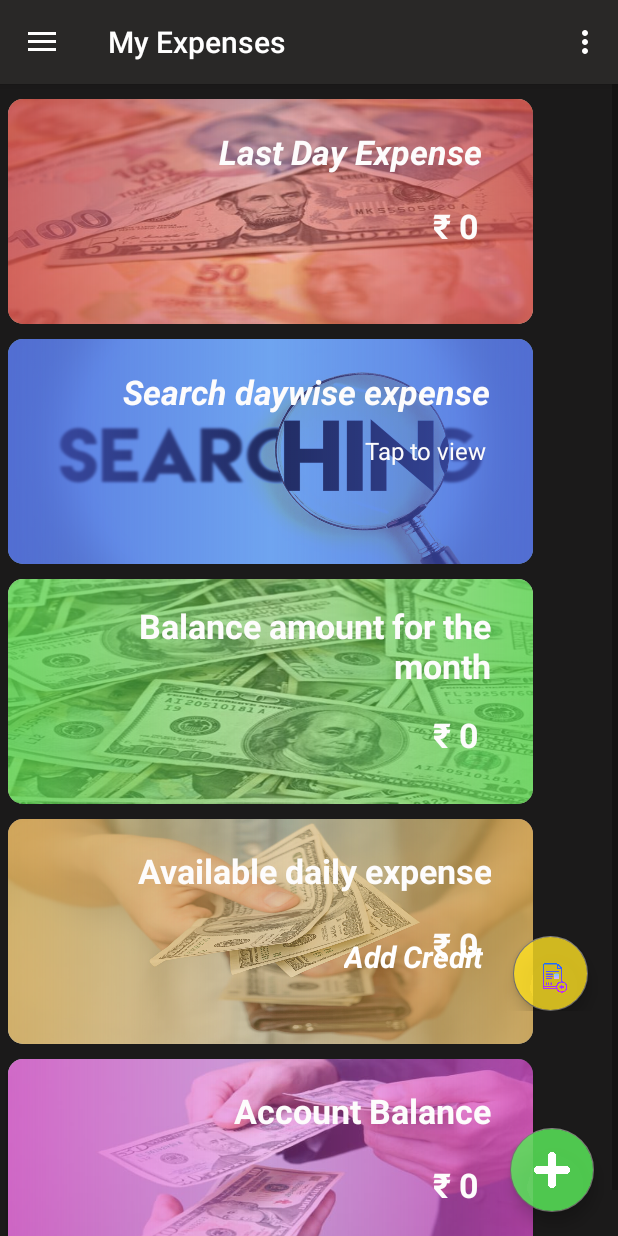
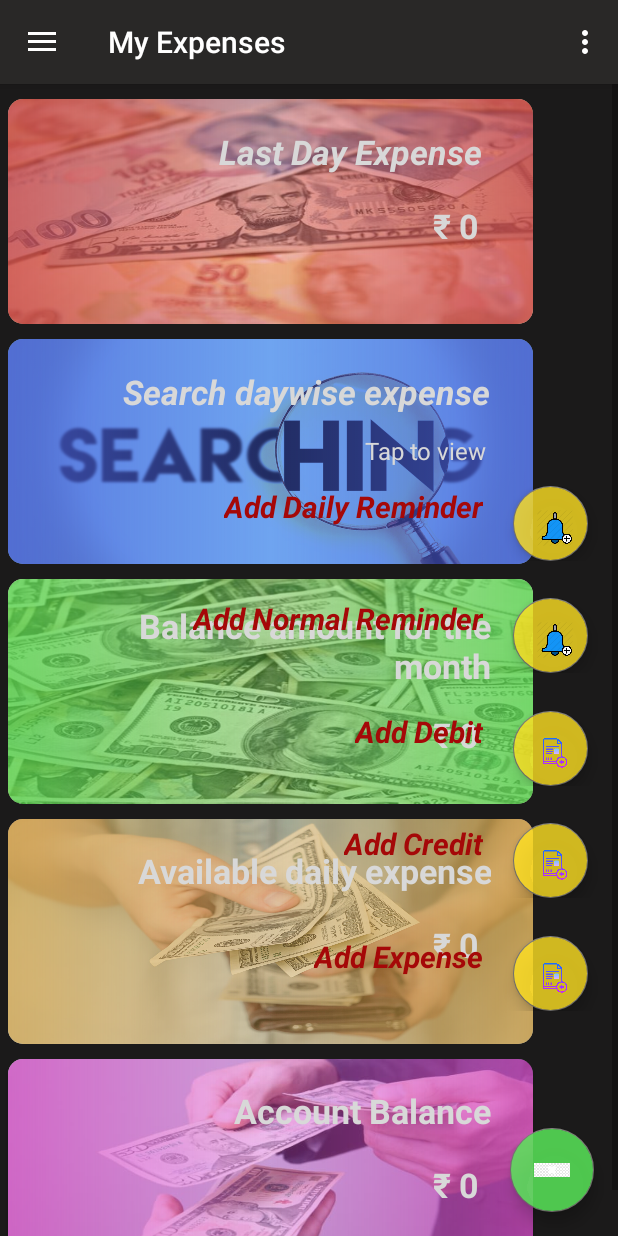
Before and after one commit to vimal97/Jarvis, an Android app: the dashboard screen opened directly, with no data from a screen before it, in the side drawer, after a tap on "My Expenses", on a phone screen of 412 x 824 dp. Run offline under Robolectric (Android 15) with nearby library versions, the phone set to English and light mode, and no system bars; our stand-ins replace navigation-ui.

Commit message:
Floating buttons added

```diff
--- a/app/src/main/java/com/example/jarvis/dashboard.kt
+++ b/app/src/main/java/com/example/jarvis/dashboard.kt
@@ -2,7 +2,10 @@ package com.example.jarvis
 
 //import android.R
 
+import android.content.res.ColorStateList
+import android.graphics.Color
 import android.os.Bundle
+import android.os.Handler
 import android.preference.PreferenceManager
 import android.view.Menu
 import android.view.View
@@ -10,6 +13,7 @@ import android.widget.LinearLayout
 import android.widget.Toast
 import androidx.appcompat.app.AppCompatActivity
 import androidx.appcompat.widget.Toolbar
+import androidx.core.content.ContextCompat
 import androidx.drawerlayout.widget.DrawerLayout
 import androidx.navigation.findNavController
 import androidx.navigation.ui.AppBarConfiguration
@@ -24,7 +28,12 @@ import org.json.JSONObject
 @Suppress("DEPRECATION")
 class dashboard : AppCompatActivity() {
 
+    private lateinit var fab: FloatingActionButton
     private lateinit var fab1: LinearLayout
+    private lateinit var fab2: LinearLayout
+    private lateinit var fab3: LinearLayout
+    private lateinit var fab4: LinearLayout
+    private lateinit var fab5: LinearLayout
     private var isFABOpen: Boolean = false
 
     private lateinit var appBarConfiguration: AppBarConfiguration
@@ -33,11 +42,15 @@ class dashboard : AppCompatActivity() {
         super.onCreate(savedInstanceState)
         setContentView(R.layout.activity_dashboard)
         fab1 = findViewById<LinearLayout>(R.id.add_credit_menu)
+        fab2 = findViewById<LinearLayout>(R.id.add_credit_menu_1)
+        fab3 = findViewById<LinearLayout>(R.id.add_credit_menu_2)
+        fab4 = findViewById<LinearLayout>(R.id.add_credit_menu_3)
+        fab5 = findViewById<LinearLayout>(R.id.add_credit_menu_4)
         val toolbar: Toolbar = findViewById(R.id.toolbar)
         setSupportActionBar(toolbar)
 
 
-        val fab: FloatingActionButton = findViewById(R.id.fab_main)
+        fab = findViewById<FloatingActionButton>(R.id.fab_main)
         fab.setOnClickListener { view ->
             if (!isFABOpen) {
                 showFABMenu()
@@ -67,14 +80,37 @@ class dashboard : AppCompatActivity() {
     //functions to handle floating button actions
     private fun showFABMenu(): Unit {
         isFABOpen = true
+        //change button color to red
+        fab.setImageResource(R.drawable.close)
         fab1.visibility = View.VISIBLE
+        fab2.visibility = View.VISIBLE
+        fab3.visibility = View.VISIBLE
+        fab4.visibility = View.VISIBLE
+        fab5.visibility = View.VISIBLE
         fab1.animate().translationY((-90).toFloat())
+        fab2.animate().translationY((-135).toFloat())
+        fab3.animate().translationY((-180).toFloat())
+        fab4.animate().translationY((-225).toFloat())
+        fab5.animate().translationY((-270).toFloat())
     }
 
     private fun closeFABMenu() {
         isFABOpen = false
-        fab1.animate().translationY(0F)
-        fab1.visibility = View.GONE
+        //change button color to normal
+        fab.setImageResource(R.drawable.plus)
+        fab5.animate().translationY(270F)
+        fab4.animate().translationY(225F)
+        fab3.animate().translationY(180F)
+        fab2.animate().translationY(135F)
+        fab1.animate().translationY(90F)
+
+        Handler().postDelayed({
+            fab5.visibility = View.GONE
+            fab4.visibility = View.GONE
+            fab3.visibility = View.GONE
+            fab2.visibility = View.GONE
+            fab1.visibility = View.GONE
+        }, 200)
     }
 
     override fun onCreateOptionsMenu(menu: Menu): Boolean {
--- a/app/src/main/res/layout/app_bar_dashboard.xml
+++ b/app/src/main/res/layout/app_bar_dashboard.xml
@@ -37,6 +37,146 @@
 
 
     <LinearLayout
+        android:id="@+id/add_credit_menu_4"
+        android:layout_width="wrap_content"
+        android:paddingTop="20dp"
+        android:layout_height="70dp"
+        android:layout_gravity="bottom|end"
+        android:layout_marginBottom="270dp"
+        android:orientation="horizontal"
+        android:visibility="gone"
+        >
+
+        <TextView
+            android:layout_width="wrap_content"
+            android:layout_height="wrap_content"
+            android:text="Add Daily Reminder"
+            android:layout_gravity="right"
+            android:textColor="@color/floating_menu"
+            android:textStyle="bold|italic"
+            android:textSize="20dp"
+            android:layout_marginTop="10dp"
+            android:layout_marginRight="20dp"
+            ></TextView>
+
+        <com.google.android.material.floatingactionbutton.FloatingActionButton
+            android:id="@+id/fab5"
+            android:layout_width="50dp"
+            android:layout_height="50dp"
+            android:layout_gravity="bottom|right"
+            android:backgroundTint="@color/floating_button_secondary"
+            android:layout_marginRight="20dp"
+            android:src="@drawable/plus_2"
+            tools:ignore="RtlCompat" />
+
+    </LinearLayout>
+
+    <LinearLayout
+        android:id="@+id/add_credit_menu_3"
+        android:layout_width="wrap_content"
+        android:paddingTop="20dp"
+        android:layout_height="70dp"
+        android:layout_gravity="bottom|end"
+        android:layout_marginBottom="225dp"
+        android:orientation="horizontal"
+        android:visibility="gone"
+        >
+
+        <TextView
+            android:layout_width="wrap_content"
+            android:layout_height="wrap_content"
+            android:text="Add Normal Reminder"
+            android:layout_gravity="right"
+            android:textColor="@color/floating_menu"
+            android:textStyle="bold|italic"
+            android:textSize="20dp"
+            android:layout_marginTop="10dp"
+            android:layout_marginRight="20dp"
+            ></TextView>
+
+        <com.google.android.material.floatingactionbutton.FloatingActionButton
+            android:id="@+id/fab4"
+            android:layout_width="50dp"
+            android:layout_height="50dp"
+            android:layout_gravity="bottom|right"
+            android:backgroundTint="@color/floating_button_secondary"
+            android:layout_marginRight="20dp"
+            android:src="@drawable/plus_2"
+            tools:ignore="RtlCompat" />
+
+    </LinearLayout>
+
+    <LinearLayout
+        android:id="@+id/add_credit_menu_2"
+        android:layout_width="wrap_content"
+        android:paddingTop="20dp"
+        android:layout_height="70dp"
+        android:layout_gravity="bottom|end"
+        android:layout_marginBottom="180dp"
+        android:orientation="horizontal"
+        android:visibility="gone"
+        >
+
+        <TextView
+            android:layout_width="wrap_content"
+            android:layout_height="wrap_content"
+            android:text="Add Debit"
+            android:layout_gravity="right"
+            android:textColor="@color/floating_menu"
+            android:textStyle="bold|italic"
+            android:textSize="20dp"
+            android:layout_marginTop="10dp"
+            android:layout_marginRight="20dp"
+            ></TextView>
+
+        <com.google.android.material.floatingactionbutton.FloatingActionButton
+            android:id="@+id/fab3"
+            android:layout_width="50dp"
+            android:layout_height="50dp"
+            android:layout_gravity="bottom|right"
+            android:backgroundTint="@color/floating_button_secondary"
+            android:layout_marginRight="20dp"
+            android:src="@drawable/plus_1"
+            tools:ignore="RtlCompat" />
+
+    </LinearLayout>
+
+    <LinearLayout
+        android:id="@+id/add_credit_menu_1"
+        android:layout_width="wrap_content"
+        android:paddingTop="20dp"
+        android:layout_height="70dp"
+        android:layout_gravity="bottom|end"
+        android:layout_marginBottom="135dp"
+        android:orientation="horizontal"
+        android:visibility="gone"
+        >
+
+        <TextView
+            android:layout_width="wrap_content"
+            android:layout_height="wrap_content"
+            android:text="Add Credit"
+            android:layout_gravity="right"
+            android:textColor="@color/floating_menu"
+            android:textStyle="bold|italic"
+            android:textSize="20dp"
+            android:layout_marginTop="10dp"
+            android:layout_marginRight="20dp"
+            ></TextView>
+
+        <com.google.android.material.floatingactionbutton.FloatingActionButton
+            android:id="@+id/fab2"
+            android:layout_width="50dp"
+            android:layout_height="50dp"
+            android:layout_gravity="bottom|right"
+            android:backgroundTint="@color/floating_button_secondary"
+            android:layout_marginRight="20dp"
+            android:src="@drawable/plus_1"
+            tools:ignore="RtlCompat" />
+
+    </LinearLayout>
+
+    <LinearLayout
         android:id="@+id/add_credit_menu"
         android:layout_width="wrap_content"
         android:paddingTop="20dp"
@@ -49,7 +189,7 @@
         <TextView
             android:layout_width="wrap_content"
             android:layout_height="wrap_content"
-            android:text="Add Credit"
+            android:text="Add Expense"
             android:layout_gravity="right"
             android:textColor="@color/floating_menu"
             android:textStyle="bold|italic"
--- a/app/src/main/res/values/colors.xml
+++ b/app/src/main/res/values/colors.xml
@@ -11,6 +11,7 @@
     <color name="cardview_background">#F783837F</color>
     <color name="floating_button">#D759E859</color>
     <color name="floating_button_secondary">#CBFFE122</color>
-    <color name="cardViewHeadline">#FDFCFC</color>
-    <color name="floating_menu">@android:color/white</color>
+    <color name="cardViewHeadline">#D8D8D8</color>
+    <color name="floating_menu">#A50808</color>
+    <color name="floating_close">#DFE31717</color>
 </resources>
```
Also changed, not shown: app/src/main/res/drawable/close.png (added), app/src/main/res/drawable/plus_2.png (added).
